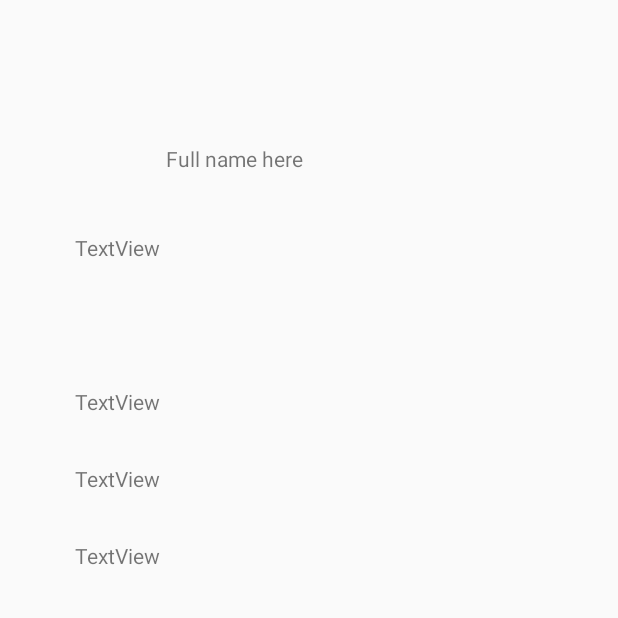
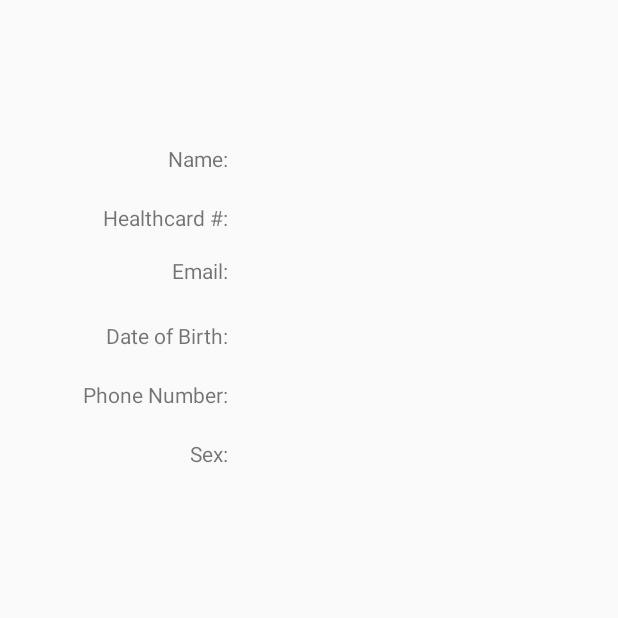
Before and after one commit to anthony-trinh/Sunshine-Medical-Clinic, an Android app: the MyAccount screen opened directly, with no data from a screen before it, on a phone screen of 412 x 824 dp, the top half of it. Run offline under Robolectric (Android 15) with nearby library versions, the phone set to English and light mode, and no system bars; our stand-ins replace Firebase (no records; nobody signed in at launch, a user with empty details on screens opened directly); libraries missing offline, so code that uses them is left out: com.google.rpc.context.

Commit message:
completed MyAccount.java, retrieving data from firestore

```diff
--- a/app/src/main/java/com/example/sunshinemedicalclinic/BookAppointment.java
+++ b/app/src/main/java/com/example/sunshinemedicalclinic/BookAppointment.java
@@ -129,7 +129,7 @@ public class BookAppointment extends AppCompatActivity {
         startActivity(new Intent(this, FindLocations.class));
     }
     public void ClickMyAccount (View view){
-        startActivity(new Intent(this, MainActivity.class));
+        startActivity(new Intent(this, MyAccount.class));
     }
     public void ClickContactUs(View view){
         startActivity(new Intent(this, ContactUs.class));
--- a/app/src/main/java/com/example/sunshinemedicalclinic/ContactUs.java
+++ b/app/src/main/java/com/example/sunshinemedicalclinic/ContactUs.java
@@ -81,7 +81,7 @@ public class ContactUs extends AppCompatActivity implements AdapterView.OnItemSe
         startActivity(new Intent(this, FindLocations.class));
     }
     public void ClickMyAccount (View view){
-        startActivity(new Intent(this, MainActivity.class));
+        startActivity(new Intent(this, MyAccount.class));
     }
     public void ClickContactUs(View view){
         startActivity(new Intent(this, ContactUs.class));
--- a/app/src/main/java/com/example/sunshinemedicalclinic/MyAccount.java
+++ b/app/src/main/java/com/example/sunshinemedicalclinic/MyAccount.java
@@ -24,6 +24,7 @@ import com.google.firebase.firestore.FirebaseFirestore;
 import com.google.firebase.auth.FirebaseAuth;
 import com.google.firebase.firestore.FirebaseFirestore;
 import com.google.firebase.firestore.Query;
+import com.google.firebase.firestore.QueryDocumentSnapshot;
 import com.google.firebase.firestore.QuerySnapshot;
 import com.google.android.gms.common.api.GoogleApiClient;
 import com.google.android.gms.common.ConnectionResult;
@@ -41,34 +42,54 @@ import java.util.List;
 import java.util.Map;
 
 public class MyAccount extends AppCompatActivity {
-
-    private TextView healthcardNum, name, dob, email, phone, gender ;
-    private FirebaseAuth fbAuth ;
-    private FirebaseFirestore db ;
+    String TAG = "MyAccount";
+    TextView healthcardNum, name, dob, email, phone, gender ;
+    private FirebaseAuth fbAuth = FirebaseAuth.getInstance();
+    private FirebaseFirestore db  = FirebaseFirestore.getInstance();
     private CollectionReference ref ;
-    final FirebaseUser user = fbAuth.getInstance().getCurrentUser() ;
+    final FirebaseUser user = fbAuth.getCurrentUser() ;
 
     @Override
     protected void onCreate(Bundle savedInstanceState) {
         super.onCreate(savedInstanceState);
         setContentView(R.layout.activity_my_account);
-
+        Log.d(TAG, "created");
         healthcardNum = findViewById(R.id.healthcardBox) ;
         name = findViewById(R.id.nameBox) ;
         dob = findViewById(R.id.dobBox) ;
         email = findViewById(R.id.emailBox) ;
         phone = findViewById(R.id.phoneBox) ;
         gender = findViewById(R.id.genderBox) ;
-
-        email.setText(user.getEmail());
-
-
-        fbAuth = FirebaseAuth.getInstance() ;
-        db = FirebaseFirestore.getInstance() ;
-
-
-
-
+        Log.d(TAG, "assigned");
+        //email.setText(user.getEmail());
+        Log.d(TAG, "user");
+        Log.d(TAG, "instances");
+        db.collection("patients").get().addOnCompleteListener(new OnCompleteListener<QuerySnapshot>() {
+            @Override
+            public void onComplete(@NonNull Task<QuerySnapshot> task) {
+                Log.d(TAG, "attempt");
+                if (task.isSuccessful()) {
+                    for(QueryDocumentSnapshot document : task.getResult())
+                        if (document.exists()) {
+                            if(document.get("email").equals(user.getEmail())) {
+                                Log.d(TAG, "DocumentSnapshot data: " + document.get("healthcard"));
+                                healthcardNum.setText(document.get("healthcard").toString());
+                                String fName = document.get("fname").toString();
+                                String lName = document.get("lname").toString();
+                                name.setText(fName + " " + lName);
+                                dob.setText(document.get("dob").toString());
+                                email.setText(document.get("email").toString());
+                                phone.setText(document.get("phone").toString());
+                                gender.setText(document.get("sex").toString());
+                            }
+                        } else {
+                            Log.d(TAG, "No such document");
+                        }
+                } else {
+                    Log.d(TAG, "get failed with ", task.getException());
+                }
+            }
+        });
 
 
     }
--- a/app/src/main/java/com/example/sunshinemedicalclinic/Register.java
+++ b/app/src/main/java/com/example/sunshinemedicalclinic/Register.java
@@ -55,7 +55,7 @@ public class Register extends AppCompatActivity {
             public void onClick(View v) {
                 String usrEmail = email.getText().toString().trim();
                 String usrPassword = password.getText().toString().trim();
-
+                final int usrHealthcardNo = Integer.parseInt(healthcardNo.getText().toString());
                 if(TextUtils.isEmpty(usrEmail)){
                     email.setError("Email is required.");
                     return;
@@ -72,7 +72,6 @@ public class Register extends AppCompatActivity {
                     @Override
                     public void onComplete(@NonNull Task<AuthResult> task) {
                         if (task.isSuccessful()){
-                            final int usrHealthcardNo = Integer.parseInt(healthcardNo.getText().toString());
                             String usrFName = fName.getText().toString();
                             String usrLName = lName.getText().toString();
                             String usrSex = sex.getText().toString();
--- a/app/src/main/java/com/example/sunshinemedicalclinic/SplashScreen.java
+++ b/app/src/main/java/com/example/sunshinemedicalclinic/SplashScreen.java
@@ -24,7 +24,7 @@ public class SplashScreen extends AppCompatActivity {
                 openingSound.stop();
                 finish();
                 Log.d("splash","starting activity");
-                startActivity(new Intent(SplashScreen.this,MainActivity.class));
+                startActivity(new Intent(SplashScreen.this,Register.class));
             }
         };
 
--- a/app/src/main/res/layout/activity_my_account.xml
+++ b/app/src/main/res/layout/activity_my_account.xml
@@ -11,9 +11,8 @@
         android:layout_width="189dp"
         android:layout_height="23dp"
         android:layout_marginTop="96dp"
-        android:text="Full name here"
         app:layout_constraintEnd_toEndOf="parent"
-        app:layout_constraintHorizontal_bias="0.498"
+        app:layout_constraintHorizontal_bias="0.72"
         app:layout_constraintStart_toStartOf="parent"
         app:layout_constraintTop_toTopOf="parent" />
 
@@ -21,18 +20,15 @@
         android:id="@+id/healthcardBox"
         android:layout_width="wrap_content"
         android:layout_height="wrap_content"
-        android:layout_marginTop="36dp"
-        android:layout_marginEnd="4dp"
-        android:text="TextView"
-        app:layout_constraintEnd_toStartOf="@+id/nameBox"
+        android:layout_marginTop="16dp"
+        app:layout_constraintStart_toStartOf="@+id/nameBox"
         app:layout_constraintTop_toBottomOf="@+id/nameBox" />
 
     <TextView
         android:id="@+id/emailBox"
         android:layout_width="wrap_content"
         android:layout_height="wrap_content"
-        android:layout_marginTop="32dp"
-        android:text="TextView"
+        android:layout_marginTop="20dp"
         app:layout_constraintStart_toStartOf="@+id/healthcardBox"
         app:layout_constraintTop_toBottomOf="@+id/healthcardBox" />
 
@@ -40,8 +36,7 @@
         android:id="@+id/dobBox"
         android:layout_width="wrap_content"
         android:layout_height="wrap_content"
-        android:layout_marginTop="32dp"
-        android:text="TextView"
+        android:layout_marginTop="20dp"
         app:layout_constraintStart_toStartOf="@+id/emailBox"
         app:layout_constraintTop_toBottomOf="@+id/emailBox" />
 
@@ -49,8 +44,7 @@
         android:id="@+id/phoneBox"
         android:layout_width="wrap_content"
         android:layout_height="wrap_content"
-        android:layout_marginTop="32dp"
-        android:text="TextView"
+        android:layout_marginTop="20dp"
         app:layout_constraintStart_toStartOf="@+id/dobBox"
         app:layout_constraintTop_toBottomOf="@+id/dobBox" />
 
@@ -58,8 +52,66 @@
         android:id="@+id/genderBox"
         android:layout_width="wrap_content"
         android:layout_height="wrap_content"
-        android:layout_marginTop="32dp"
-        android:text="TextView"
+        android:layout_marginTop="20dp"
         app:layout_constraintStart_toStartOf="@+id/phoneBox"
         app:layout_constraintTop_toBottomOf="@+id/phoneBox" />
+
+    <TextView
+        android:id="@+id/textView2"
+        android:layout_width="wrap_content"
+        android:layout_height="wrap_content"
+        android:layout_marginEnd="8dp"
+        android:text="@string/name"
+        app:layout_constraintEnd_toStartOf="@+id/nameBox"
+        app:layout_constraintTop_toTopOf="@+id/nameBox" />
+
+    <TextView
+        android:id="@+id/textView4"
+        android:layout_width="wrap_content"
+        android:layout_height="wrap_content"
+        android:layout_marginTop="20dp"
+        android:layout_marginEnd="8dp"
+        android:text="@string/healthcard"
+        app:layout_constraintEnd_toStartOf="@+id/healthcardBox"
+        app:layout_constraintTop_toBottomOf="@+id/textView2" />
+
+    <TextView
+        android:id="@+id/textView5"
+        android:layout_width="wrap_content"
+        android:layout_height="wrap_content"
+        android:layout_marginTop="16dp"
+        android:layout_marginEnd="8dp"
+        android:text="@string/email"
+        app:layout_constraintEnd_toStartOf="@+id/emailBox"
+        app:layout_constraintTop_toBottomOf="@+id/textView4" />
+
+    <TextView
+        android:id="@+id/textView6"
+        android:layout_width="wrap_content"
+        android:layout_height="wrap_content"
+        android:layout_marginTop="24dp"
+        android:layout_marginEnd="8dp"
+        android:text="@string/date_of_birth"
+        app:layout_constraintEnd_toStartOf="@+id/dobBox"
+        app:layout_constraintTop_toBottomOf="@+id/textView5" />
+
+    <TextView
+        android:id="@+id/textView7"
+        android:layout_width="wrap_content"
+        android:layout_height="wrap_content"
+        android:layout_marginTop="20dp"
+        android:layout_marginEnd="8dp"
+        android:text="@string/phone_number"
+        app:layout_constraintEnd_toStartOf="@+id/phoneBox"
+        app:layout_constraintTop_toBottomOf="@+id/textView6" />
+
+    <TextView
+        android:id="@+id/textView8"
+        android:layout_width="wrap_content"
+        android:layout_height="wrap_content"
+        android:layout_marginTop="20dp"
+        android:layout_marginEnd="8dp"
+        android:text="@string/sex"
+        app:layout_constraintEnd_toStartOf="@+id/genderBox"
+        app:layout_constraintTop_toBottomOf="@+id/textView7" />
 </androidx.constraintlayout.widget.ConstraintLayout>
--- a/app/src/main/res/values/strings.xml
+++ b/app/src/main/res/values/strings.xml
@@ -35,4 +35,5 @@
     <string name="login">Login</string>
     <string name="must_book_at_least_one_day_in_advance">(must book at least one day in advance)</string>
     <string name="new_user_create_account_here">New User? Create Account Here.</string>
+    <string name="name">Name:</string>
 </resources>
```
Also changed, not shown: app/src/main/AndroidManifest.xml (+8 -25 lines).
